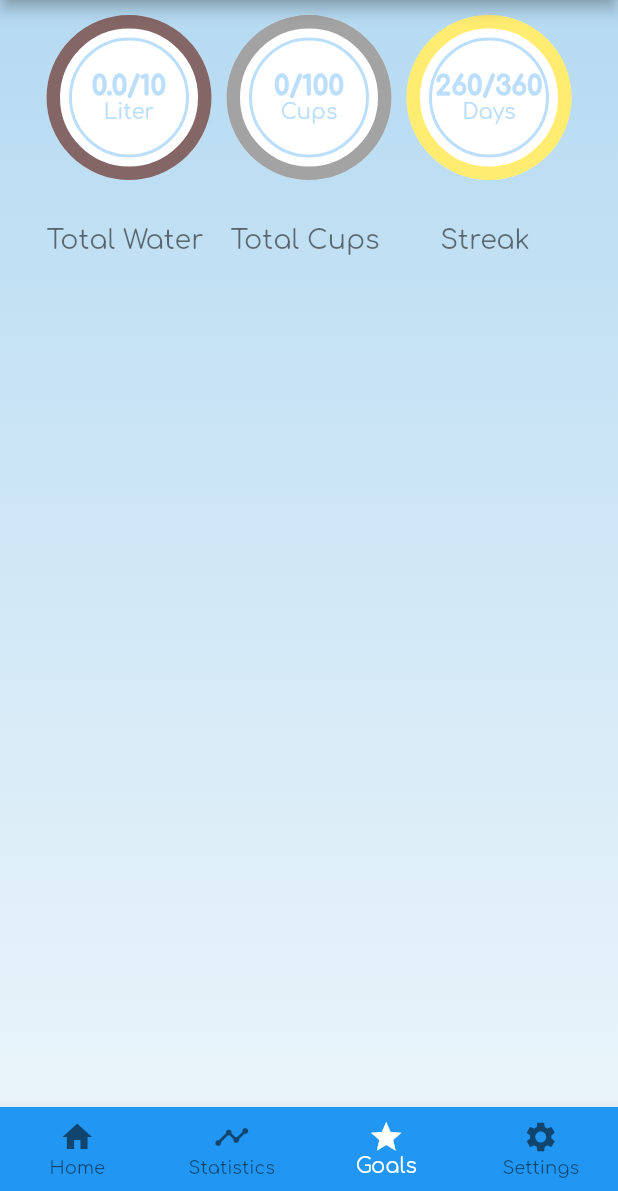
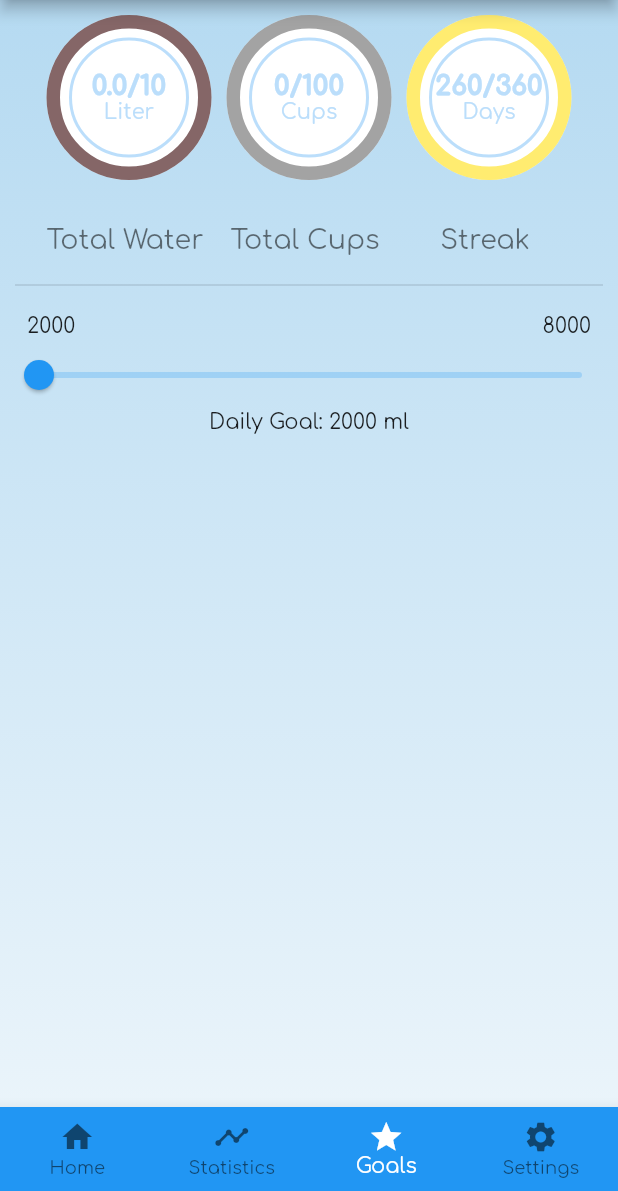
Before and after one commit to lu631str/Aquapido, a Flutter app: the screen it shows after launch, item 3 of the bottom bar chosen, on a phone screen of 412 x 824 dp, the part 45-1236 px from its top. Run offline on Flutter 3.47's test engine with Material 2 defaults, Android fonts, the phone set to English and light mode, and no system bars; our stand-ins replace google_fonts, numberpicker, shared_preferences; missing offline and left inert: shake.

Commit message:
added daily goal slider

```diff
--- a/lib/Views/achievements.dart
+++ b/lib/Views/achievements.dart
@@ -20,6 +20,11 @@ class _AchievementsState extends State<Achievements> {
   int _currentCupCounter = 0;
   int _currentCupSize = 300; // in ml
   int _totalWaterAmount = 0;
+  double _dailyGoal = 2000;
+  double _minGoal = 2000;
+  double _maxGoal = 8000;
+
+  List<Widget> _goalLabels = [Text('2000'), Text('8000')];
 
   loadData() async {
     int currentCupSize = await loadCurrentCupSize();
@@ -38,7 +43,9 @@ class _AchievementsState extends State<Achievements> {
       backgroundColor: Colors.transparent,
       body: Align(
           alignment: Alignment(0.60, -0.80),
-        child: Row(
+          child: Column(
+            children: [
+              Row(
                   mainAxisAlignment: MainAxisAlignment.center,
                   crossAxisAlignment: CrossAxisAlignment.start,
                   children: <Widget>[
@@ -67,7 +74,39 @@ class _AchievementsState extends State<Achievements> {
                         unit: "Days",
                         subtitle: "Streak"),
                   ]),
+              const Divider(
+                height: 40,
+                thickness: 1,
+                indent: 10,
+                endIndent: 10,
               ),
+              Column(
+                mainAxisAlignment: MainAxisAlignment.center,
+                children: <Widget>[
+                  Padding(
+                    padding: const EdgeInsets.symmetric(horizontal: 18.0),
+                    child: Row(
+                      mainAxisAlignment: MainAxisAlignment.spaceBetween,
+                      children: _goalLabels,
+                    ),
+                  ),
+                  Slider(
+                    value: _dailyGoal,
+                    min: _minGoal,
+                    max: _maxGoal,
+                    divisions: (_maxGoal - _minGoal) ~/ 50,
+                    label: _dailyGoal.round().toString(),
+                    onChanged: (double value) {
+                      setState(() {
+                        _dailyGoal = value;
+                      });
+                    },
+                  ),
+                ],
+              ),
+              Text('Daily Goal: ${_dailyGoal.toInt()} ml'),
+            ],
+          )),
     );
   }
 }
```
Lines whose indentation alone changed are shown as unchanged.
